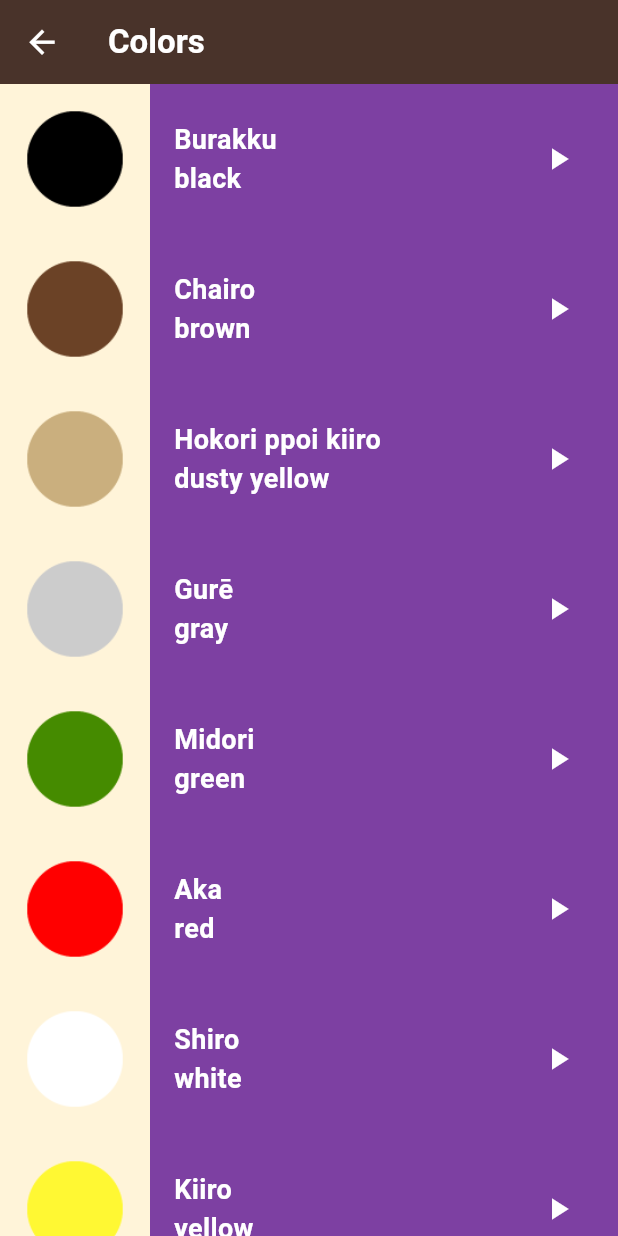
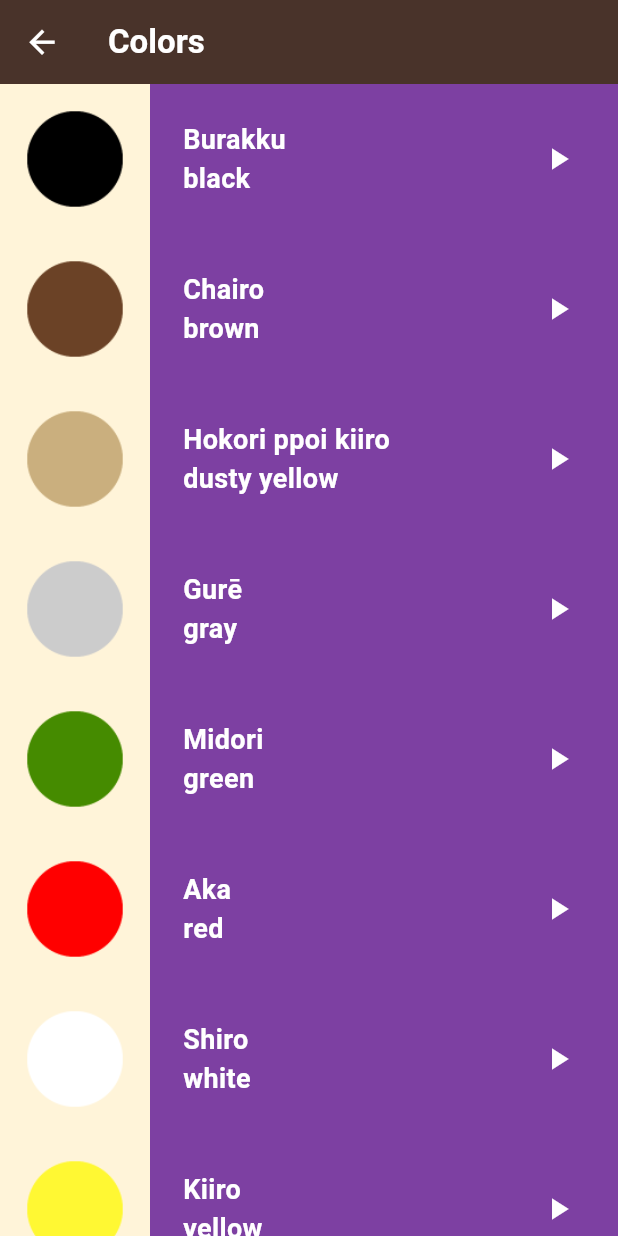
Before and after one commit to KARIMARAFAT/tokuapp, a Flutter app: the ColorsScreen screen opened directly, on a phone screen of 412 x 824 dp. Run offline on Flutter 3.47's test engine with Material 3 defaults, Android fonts, the phone set to English and light mode, and no system bars; our stand-ins replace audioplayers.

Commit message:
Toku App completed

```diff
--- a/lib/features/colors/screen/view/colors_screen.dart
+++ b/lib/features/colors/screen/view/colors_screen.dart
@@ -76,7 +76,7 @@ class ColorsScreen extends StatelessWidget {
         itemCount: members.length,
         itemBuilder: (context, index) {
           return Item(
-            numberModel: members[index],
+            itemModel: members[index],
             containerColor: Color(0xff7D40A2),
           );
         },
--- a/lib/features/family_memebers/screen/view/family_screen.dart
+++ b/lib/features/family_memebers/screen/view/family_screen.dart
@@ -85,7 +85,7 @@ class FamilyScreen extends StatelessWidget {
         itemCount: members.length,
         itemBuilder: (context, index) {
           return Item(
-            numberModel: members[index],
+            itemModel: members[index],
             containerColor: Color(0xff528031),
           );
         },
--- a/lib/features/members/models/item_model.dart
+++ b/lib/features/members/models/item_model.dart
@@ -1,13 +1,13 @@
 import 'package:audioplayers/audioplayers.dart';
 
 class ItemModel {
-  final String imagePath;
+  final String? imagePath;
   final String jpName;
   final String enName;
   final String sound;
 
   const ItemModel({
-    required this.imagePath,
+    this.imagePath,
     required this.jpName,
     required this.enName,
     required this.sound,
--- a/lib/features/members/screen/view/members_screen.dart
+++ b/lib/features/members/screen/view/members_screen.dart
@@ -85,7 +85,7 @@ class MembersScreen extends StatelessWidget {
         itemCount: numbers.length,
         itemBuilder: (context, index) {
           return Item(
-            numberModel: numbers[index],
+            itemModel: numbers[index],
             containerColor: Color(0xffF99531),
           );
         },
--- a/lib/features/members/widgets/item.dart
+++ b/lib/features/members/widgets/item.dart
@@ -1,15 +1,14 @@
-import 'package:audioplayers/audioplayers.dart';
 import 'package:flutter/material.dart';
-import 'package:tokuapp/core/app_text_style.dart';
 import 'package:tokuapp/features/members/models/item_model.dart';
+import 'package:tokuapp/features/widgets/item_info.dart';
 
 class Item extends StatelessWidget {
   const Item({
     super.key,
-    required this.numberModel,
+    required this.itemModel,
     required this.containerColor,
   });
-  final ItemModel numberModel;
+  final ItemModel itemModel;
   final Color containerColor;
   @override
   Widget build(BuildContext context) {
@@ -20,33 +19,10 @@ class Item extends StatelessWidget {
           Container(
             height: 100,
             color: Color(0xffFFF4D9),
-            child: Image.asset(numberModel.imagePath, fit: BoxFit.cover),
+            child: Image.asset(itemModel.imagePath!, fit: BoxFit.cover),
           ),
           SizedBox(width: 16),
-          Column(
-            mainAxisAlignment: MainAxisAlignment.center,
-            crossAxisAlignment: CrossAxisAlignment.start,
-            children: [
-              Text(
-                numberModel.jpName,
-                style: AppTextStyle.heading.copyWith(fontSize: 18),
-              ),
-              Text(
-                numberModel.enName,
-                style: AppTextStyle.heading.copyWith(fontSize: 18),
-              ),
-            ],
-          ),
-          Spacer(),
-          Padding(
-            padding: const EdgeInsets.only(right: 16.0),
-            child: IconButton(
-              onPressed: () {
-                numberModel.playSound();
-              },
-              icon: Icon(Icons.play_arrow, size: 24, color: Colors.white),
-            ),
-          ),
+          Expanded(child: ItemInfo(itemModel: itemModel)),
         ],
       ),
     );
--- /dev/null
+++ b/lib/features/widgets/item_info.dart
@@ -0,0 +1,42 @@
+import 'package:flutter/material.dart';
+import 'package:tokuapp/core/app_text_style.dart';
+import 'package:tokuapp/features/members/models/item_model.dart';
+
+class ItemInfo extends StatelessWidget {
+  const ItemInfo({super.key, required this.itemModel});
+  final ItemModel itemModel;
+  @override
+  Widget build(BuildContext context) {
+    return Row(
+      children: [
+        Padding(
+          padding: const EdgeInsets.all(6),
+          child: Column(
+            mainAxisAlignment: MainAxisAlignment.center,
+            crossAxisAlignment: CrossAxisAlignment.start,
+            children: [
+              Text(
+                itemModel.jpName,
+                style: AppTextStyle.heading.copyWith(fontSize: 18),
+              ),
+              Text(
+                itemModel.enName,
+                style: AppTextStyle.heading.copyWith(fontSize: 18),
+              ),
+            ],
+          ),
+        ),
+        Spacer(),
+        Padding(
+          padding: const EdgeInsets.only(right: 16.0),
+          child: IconButton(
+            onPressed: () {
+              itemModel.playSound();
+            },
+            icon: Icon(Icons.play_arrow, size: 24, color: Colors.white),
+          ),
+        ),
+      ],
+    );
+  }
+}
--- a/pubspec.yaml
+++ b/pubspec.yaml
@@ -66,6 +66,7 @@ flutter:
     - assets/sounds/colors/
     - assets/images/colors/
     - assets/images/family_members/
+    - assets/sounds/phrases/
 
   # An image asset can refer to one or more resolution-specific "variants", see
   # https://flutter.dev/to/resolution-aware-images
```
Also changed, not shown: lib/features/home/screen/view/home_screen.dart (+7 -1 lines), lib/features/pharses/screen/view/pharses_screen.dart (added, +83 -0 lines), lib/features/pharses/widgets/pharses_item.dart (added, +23 -0 lines).
